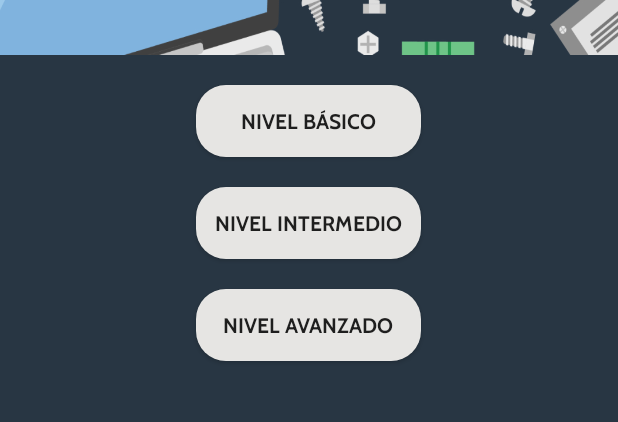
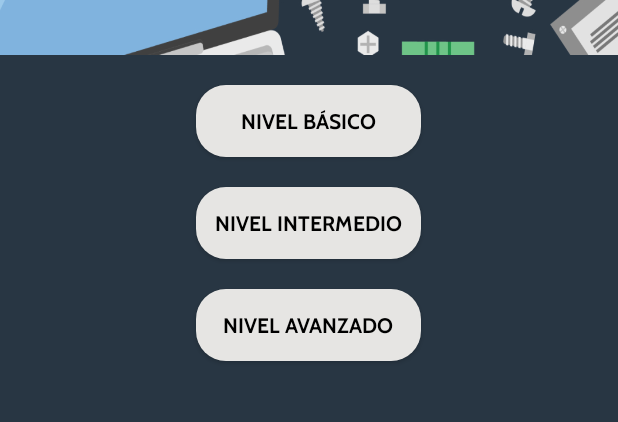
Before and after one commit to CristobalR24/Extreme_dev_game, an Android app: the layout activity_seleccion_nivel.xml on its own in the app's theme, with its tools: preview values and no code run, on a phone screen of 412 x 824 dp. Shown: the part 265-687 px from the top of the screen. Run offline under Robolectric (Android 15) with nearby library versions, the phone set to English and light mode, and no system bars.

Commit message:
correccion de algunos errores(21_07_2021)

```diff
--- a/app/src/main/java/com/example/extreme_dev_game/IntroduccionActivity.java
+++ b/app/src/main/java/com/example/extreme_dev_game/IntroduccionActivity.java
@@ -20,5 +20,6 @@ public class IntroduccionActivity extends AppCompatActivity {
 
     public void IrAMenu(View view) {
         startActivity(new Intent(getApplicationContext(),MenuActivity.class));
+        finish();
     }
 }
--- a/app/src/main/java/com/example/extreme_dev_game/JugarActivity.java
+++ b/app/src/main/java/com/example/extreme_dev_game/JugarActivity.java
@@ -78,7 +78,7 @@ public class JugarActivity extends AppCompatActivity {
     }
 
     private void ObtenerPreguntas() {
-        Call<List<Preguntas>> response = apiservice.getApiService().getPreguntas(5,_nivel);
+        Call<List<Preguntas>> response = apiservice.getApiService().getPreguntas(5,1);
         response.enqueue(new Callback<List<Preguntas>>() {
             @Override
             public void onResponse(Call<List<Preguntas>> call, Response<List<Preguntas>> response) {
@@ -340,4 +340,8 @@ public class JugarActivity extends AppCompatActivity {
             int x = 1;
         }
     }
+
+    public void Salir_Juego(View view) {
+        finish();
+    }
 }
--- a/app/src/main/java/com/example/extreme_dev_game/LoginActivity.java
+++ b/app/src/main/java/com/example/extreme_dev_game/LoginActivity.java
@@ -100,7 +100,7 @@ public class LoginActivity extends AppCompatActivity {
 
     }
 
-    public void SalirJuego(View view) {
+    public void SalirdeJuego(View view) {
         finish();
         System.exit(0);
     }
--- a/app/src/main/java/com/example/extreme_dev_game/MenuActivity.java
+++ b/app/src/main/java/com/example/extreme_dev_game/MenuActivity.java
@@ -16,6 +16,7 @@ public class MenuActivity extends AppCompatActivity {
 
     public void SalirJuego(View view) {
         startActivity(new Intent(getApplicationContext(),LoginActivity.class));
+        finish();
     }
 
     public void IraJugar(View view) {
--- a/app/src/main/res/layout/activity_jugar.xml
+++ b/app/src/main/res/layout/activity_jugar.xml
@@ -25,7 +25,7 @@
                 android:layout_marginTop="5dp"
                 android:background="@drawable/boton3"
                 android:fontFamily="@font/cabin"
-                android:onClick="SalirJuego"
+                android:onClick="Salir_Juego"
                 android:text="Regresar" />
 
         </LinearLayout>
--- a/app/src/main/res/layout/activity_login.xml
+++ b/app/src/main/res/layout/activity_login.xml
@@ -25,7 +25,7 @@
                 android:layout_gravity="center"
                 android:background="@drawable/boton"
                 android:fontFamily="@font/cabin"
-                android:onClick="SalirJuego" />
+                android:onClick="SalirdeJuego" />
 
         </LinearLayout>
 
--- a/app/src/main/res/layout/activity_seleccion_nivel.xml
+++ b/app/src/main/res/layout/activity_seleccion_nivel.xml
@@ -42,6 +42,7 @@
             android:orientation="vertical">
 
             <Button
+                android:textColor="@color/black"
                 android:id="@+id/lvlbasic"
                 android:layout_width="150dp"
                 android:layout_height="wrap_content"
@@ -54,6 +55,7 @@
                 />
             <Button
                 android:id="@+id/lvlinter"
+                android:textColor="@color/black"
                 android:layout_width="150dp"
                 android:layout_height="wrap_content"
                 android:text="Nivel Intermedio"
@@ -65,6 +67,7 @@
                 />
             <Button
                 android:id="@+id/lvlavan"
+                android:textColor="@color/black"
                 android:layout_width="150dp"
                 android:layout_height="wrap_content"
                 android:text="Nivel Avanzado"
```
